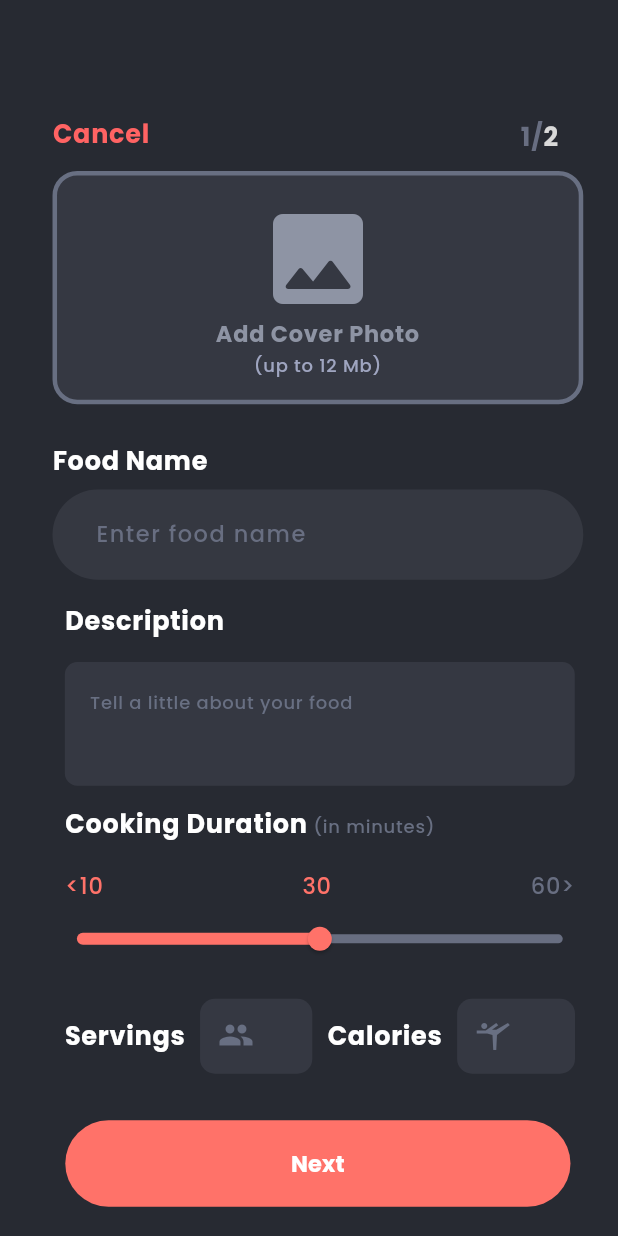
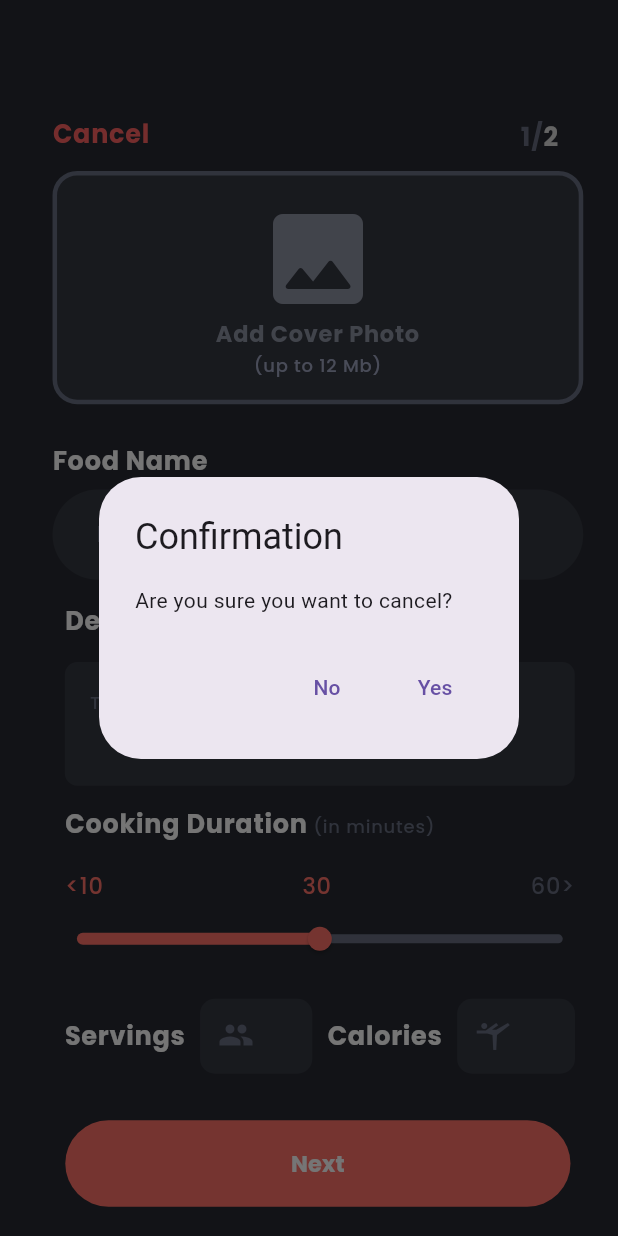
Before and after one commit to NouranAlSharawneh/appebite, a Flutter app: the UploadRecipe screen opened directly, after a tap on "Cancel", on a phone screen of 412 x 824 dp. Run offline on Flutter 3.47's test engine with Material 3 defaults, Android fonts, the phone set to English and light mode, and no system bars; our stand-ins replace flutter_rating_bar, google_fonts, image_picker.

Commit message:
cancel alert pop up added

```diff
--- a/lib/pages/uploadRecipe/widgets/title_heading.dart
+++ b/lib/pages/uploadRecipe/widgets/title_heading.dart
@@ -1,3 +1,5 @@
+import 'dart:io' show Platform;
+import 'package:flutter/cupertino.dart';
 import 'package:flutter/material.dart';
 import 'package:google_fonts/google_fonts.dart';
 
@@ -11,7 +13,7 @@ class TitleHeading extends StatelessWidget {
 
   final double fem;
   final double ffem;
-  final String dynamicValue; // Add this parameter
+  final String dynamicValue;
 
   @override
   Widget build(BuildContext context) {
@@ -24,7 +26,62 @@ class TitleHeading extends StatelessWidget {
           Container(
             margin: EdgeInsets.fromLTRB(0 * fem, 0 * fem, 240 * fem, 0 * fem),
             child: TextButton(
-              onPressed: () {},
+              onPressed: () {
+                if (Platform.isIOS) {
+                  // iOS specific dialog
+                  showCupertinoDialog(
+                    context: context,
+                    builder: (BuildContext context) {
+                      return CupertinoAlertDialog(
+                        title: const Text("Confirmation"),
+                        content: const Text("Are you sure you want to cancel?"),
+                        actions: [
+                          CupertinoDialogAction(
+                            onPressed: () {
+                              Navigator.of(context).pop(); // Close the dialog
+                            },
+                            child: const Text("No"),
+                          ),
+                          CupertinoDialogAction(
+                            onPressed: () {
+                              Navigator.of(context).pop(); // Close the dialog
+                              // Redirect to the home page
+                              Navigator.pushReplacementNamed(context, '/home');
+                            },
+                            child: const Text("Yes"),
+                          ),
+                        ],
+                      );
+                    },
+                  );
+                } else {
+                  // Android and other platforms
+                  showDialog(
+                    context: context,
+                    builder: (BuildContext context) {
+                      return AlertDialog(
+                        title: const Text("Confirmation"),
+                        content: const Text("Are you sure you want to cancel?"),
+                        actions: [
+                          TextButton(
+                            onPressed: () {
+                              Navigator.of(context).pop(); // Close the dialog
+                            },
+                            child: const Text("No"),
+                          ),
+                          TextButton(
+                            onPressed: () {
+                              Navigator.of(context).pop();
+                              Navigator.pushReplacementNamed(context, '/home');
+                            },
+                            child: const Text("Yes"),
+                          ),
+                        ],
+                      );
+                    },
+                  );
+                }
+              },
               style: TextButton.styleFrom(
                 padding: EdgeInsets.zero,
               ),
```
